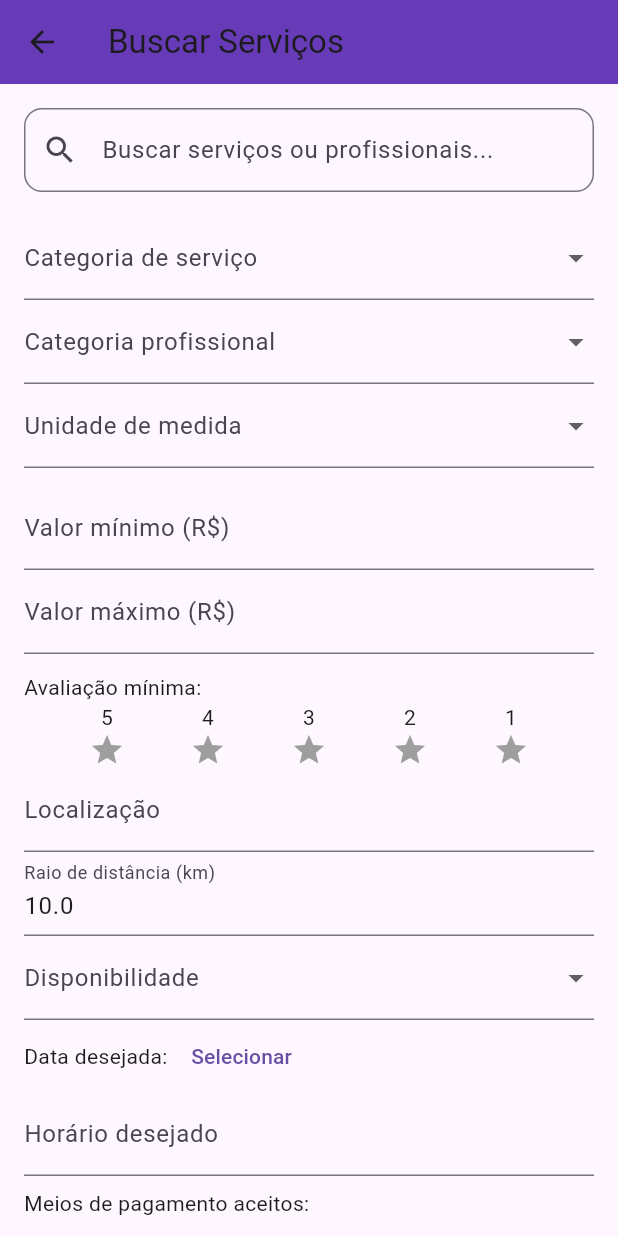
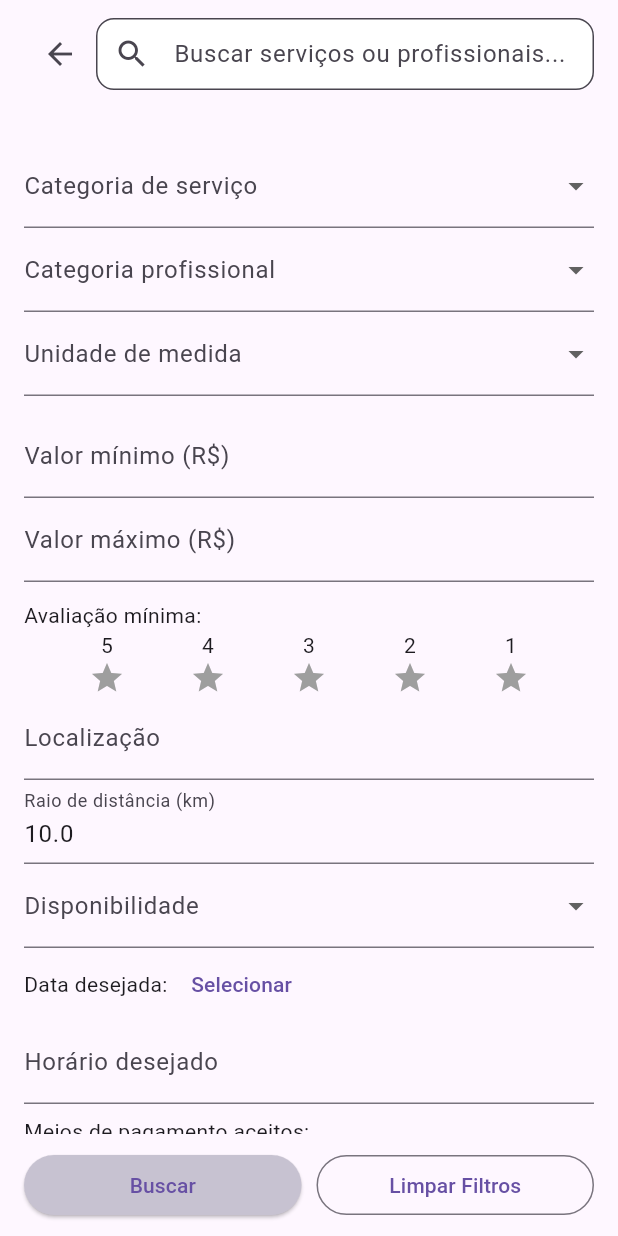
Before and after one commit to JeovannaAraujo/sistemaIndicacao, a Flutter app: the BuscarServicosScreen screen opened directly, on a phone screen of 412 x 824 dp. Run offline on Flutter 3.47's test engine with Material 3 defaults, Android fonts, the phone set to English and light mode, and no system bars; our stand-ins replace cloud_firestore, firebase_auth, firebase_core, google_maps_flutter; accounts and stored records are empty.

Commit message:
Alteração Tela de Busca 01

```diff
--- a/lib/buscarServicos.dart
+++ b/lib/buscarServicos.dart
@@ -89,7 +89,9 @@ class _BuscarServicosScreenState extends State<BuscarServicosScreen> {
   }
 
 Widget _buildResultadoHeader() {
-    return Row(
+  return Padding(
+    padding: const EdgeInsets.symmetric(horizontal: 16, vertical: 8),
+    child: Row(
       children: [
         Expanded(
           child: TextField(
@@ -98,14 +100,22 @@ class _BuscarServicosScreenState extends State<BuscarServicosScreen> {
               hintText: 'Buscar serviços ou profissionais...',
               prefixIcon: const Icon(Icons.search),
               border: OutlineInputBorder(borderRadius: BorderRadius.circular(12)),
+              filled: true,
+              fillColor: Colors.white,
             ),
           ),
         ),
+        const SizedBox(width: 8),
         IconButton(
-          icon: Icon(_exibirMapa ? Icons.list : Icons.map),
+          icon: const Icon(Icons.filter_alt_outlined, color: Colors.deepPurple),
+          onPressed: () => setState(() => _filtrosExibidos = true),
+        ),
+        IconButton(
+          icon: Icon(_exibirMapa ? Icons.list : Icons.map, color: Colors.deepPurple),
           onPressed: _alternarVisualizacao,
-        )
+        ),
       ],
+    ),
   );
 }
 
@@ -133,44 +143,70 @@ class _BuscarServicosScreenState extends State<BuscarServicosScreen> {
   required int avaliacoes,
 }) {
   return Card(
+    elevation: 2,
     margin: const EdgeInsets.only(bottom: 16),
+    shape: RoundedRectangleBorder(borderRadius: BorderRadius.circular(12)),
     child: Padding(
       padding: const EdgeInsets.all(12),
-        child: Column(
+      child: Row(
         crossAxisAlignment: CrossAxisAlignment.start,
         children: [
-            Row(
-              children: [
-                const CircleAvatar(radius: 24, child: Icon(Icons.construction)),
+          // Ícone da categoria
+          Container(
+            width: 48,
+            height: 48,
+            decoration: BoxDecoration(
+              color: Colors.deepPurple.shade50,
+              borderRadius: BorderRadius.circular(8),
+            ),
+            child: const Icon(Icons.construction, color: Colors.deepPurple),
+          ),
           const SizedBox(width: 12),
+
+          // Informações do serviço
           Expanded(
             child: Column(
               crossAxisAlignment: CrossAxisAlignment.start,
               children: [
                 Text(titulo, style: const TextStyle(fontWeight: FontWeight.bold)),
+                const SizedBox(height: 4),
                 Text(descricao, maxLines: 2, overflow: TextOverflow.ellipsis),
-                      Text('Prestador: $prestador'),
-                      Text(local),
+                const SizedBox(height: 4),
+                Text('Prestador: $prestador', style: const TextStyle(fontSize: 13)),
+                Text(local, style: const TextStyle(fontSize: 13)),
+                const SizedBox(height: 4),
                 Text(preco, style: const TextStyle(color: Colors.deepPurple)),
                 Row(
                   children: [
                     const Icon(Icons.star, size: 16, color: Colors.amber),
-                          Text('$nota  '),
-                          Text('($avaliacoes avaliações)', style: const TextStyle(fontSize: 12))
+                    Text('$nota', style: const TextStyle(fontWeight: FontWeight.bold)),
+                    Text('  ($avaliacoes avaliações)', style: const TextStyle(fontSize: 12)),
+                  ],
+                ),
+                const SizedBox(height: 8),
+
+               // Botões
+                Row(
+                  children: [
+                    OutlinedButton(
+                      onPressed: () {},
+                      style: OutlinedButton.styleFrom(
+                        foregroundColor: Colors.deepPurple,
+                      ),
+                      child: const Text('Perfil Prestador'),
+                    ),
+                    const SizedBox(width: 8),
+                    ElevatedButton(
+                      onPressed: () {},
+                      style: ElevatedButton.styleFrom(
+                        backgroundColor: Colors.deepPurple,
+                      ),
+                      child: const Text('Solicitar'),
+                    ),
                   ],
                 )
               ],
             ),
-                )
-              ],
-            ),
-            const SizedBox(height: 8),
-            Row(
-              mainAxisAlignment: MainAxisAlignment.end,
-              children: [
-                TextButton(onPressed: () {}, child: const Text('Perfil Prestador')),
-                ElevatedButton(onPressed: () {}, child: const Text('Solicitar Orçamento')),
-              ],
           )
         ],
       ),
@@ -182,15 +218,13 @@ class _BuscarServicosScreenState extends State<BuscarServicosScreen> {
   return Column(
     crossAxisAlignment: CrossAxisAlignment.start,
     children: [
-        _buildResultadoHeader(),
+      const Text('3 serviços encontrados', style: TextStyle(fontWeight: FontWeight.bold)),
       const SizedBox(height: 16),
       _exibirMapa
           ? _buildMapa()
           : Column(
               crossAxisAlignment: CrossAxisAlignment.start,
               children: [
-                  const Text('3 serviços encontrados', style: TextStyle(fontWeight: FontWeight.bold)),
-                  const SizedBox(height: 16),
                 _buildServicoCard(
                   titulo: 'Assentamento de pisos cerâmicos',
                   descricao: 'Instalação de pisos cerâmicos em áreas internas ou externas.',
@@ -224,17 +258,96 @@ class _BuscarServicosScreenState extends State<BuscarServicosScreen> {
   );
 }
 
+Widget _buildTopoComBusca() {
+  return Padding(
+    padding: const EdgeInsets.symmetric(horizontal: 16, vertical: 12),
+    child: Row(
+      children: [
+        IconButton(
+          icon: const Icon(Icons.arrow_back),
+          onPressed: () {
+            if (!_filtrosExibidos) {
+              // Voltar para os filtros
+              setState(() => _filtrosExibidos = true);
+            } else {
+              // Navegar para tela anterior
+              Navigator.of(context).pop();
+            }
+          },
+        ),
+        Expanded(
+          child: TextField(
+            controller: _buscaController,
+            decoration: InputDecoration(
+              hintText: 'Buscar serviços ou profissionais...',
+              prefixIcon: const Icon(Icons.search),
+              border: OutlineInputBorder(borderRadius: BorderRadius.circular(12)),
+              contentPadding: const EdgeInsets.symmetric(vertical: 0, horizontal: 12),
+              filled: true,
+              fillColor: Colors.white,
+            ),
+          ),
+        ),
+        if (!_filtrosExibidos) ...[
+          const SizedBox(width: 8),
+          IconButton(
+            icon: const Icon(Icons.filter_alt_outlined, color: Colors.deepPurple),
+            onPressed: () => setState(() => _filtrosExibidos = true),
+          ),
+          IconButton(
+            icon: Icon(
+              _exibirMapa ? Icons.list : Icons.map,
+              color: Colors.deepPurple,
+            ),
+            onPressed: _alternarVisualizacao,
+          ),
+        ]
+      ],
+    ),
+  );
+}
+
 @override
 Widget build(BuildContext context) {
   return Scaffold(
-      appBar: AppBar(
-        backgroundColor: Colors.deepPurple,
-        title: const Text('Buscar Serviços'),
-      ),
-      body: SingleChildScrollView(
-        padding: const EdgeInsets.all(16),
+    body: SafeArea(
+      child: Column(
+        children: [
+          _buildTopoComBusca(), // Topo com busca e seta
+          const SizedBox(height: 8),
+          Expanded(
+            child: SingleChildScrollView(
+              padding: const EdgeInsets.symmetric(horizontal: 16),
               child: _filtrosExibidos ? _buildFiltro() : _buildResultado(),
             ),
+          ),
+        ],
+      ),
+    ),
+    bottomNavigationBar: _filtrosExibidos
+        ? Padding(
+            padding: const EdgeInsets.symmetric(horizontal: 16, vertical: 10),
+            child: Row(
+              mainAxisAlignment: MainAxisAlignment.spaceEvenly,
+              children: [
+                Expanded(
+                  child: ElevatedButton(
+                    onPressed: _buscarServicos,
+                    style: ElevatedButton.styleFrom(backgroundColor: const Color.fromARGB(255, 199, 194, 209)),
+                    child: const Text('Buscar'),
+                  ),
+                ),
+                const SizedBox(width: 10),
+                Expanded(
+                  child: OutlinedButton(
+                    onPressed: _limparFiltros,
+                    child: const Text('Limpar Filtros'),
+                  ),
+                ),
+              ],
+            ),
+          )
+        : null,
   );
 }
 
@@ -242,14 +355,6 @@ class _BuscarServicosScreenState extends State<BuscarServicosScreen> {
     return Column(
       crossAxisAlignment: CrossAxisAlignment.start,
       children: [
-        TextField(
-          controller: _buscaController,
-          decoration: InputDecoration(
-            hintText: 'Buscar serviços ou profissionais...',
-            prefixIcon: const Icon(Icons.search),
-            border: OutlineInputBorder(borderRadius: BorderRadius.circular(12)),
-          ),
-        ),
         const SizedBox(height: 16),
         DropdownButtonFormField<String>(
           value: _categoriaSelecionada,
@@ -332,20 +437,6 @@ class _BuscarServicosScreenState extends State<BuscarServicosScreen> {
           value: _pagamentosAceitos.contains('Cartão de crédito/débito'),
           onChanged: (v) => setState(() => v! ? _pagamentosAceitos.add('Cartão de crédito/débito') : _pagamentosAceitos.remove('Cartão de crédito/débito')),
         ),
-        Row(
-          mainAxisAlignment: MainAxisAlignment.spaceEvenly,
-          children: [
-            ElevatedButton(
-              onPressed: _buscarServicos,
-              style: ElevatedButton.styleFrom(backgroundColor: Colors.deepPurple),
-              child: const Text('Buscar'),
-            ),
-            OutlinedButton(
-              onPressed: _limparFiltros,
-              child: const Text('Limpar Filtros'),
-            ),
-          ],
-        ),
       ],
     );
   }
```
Lines whose indentation alone changed are shown as unchanged.
